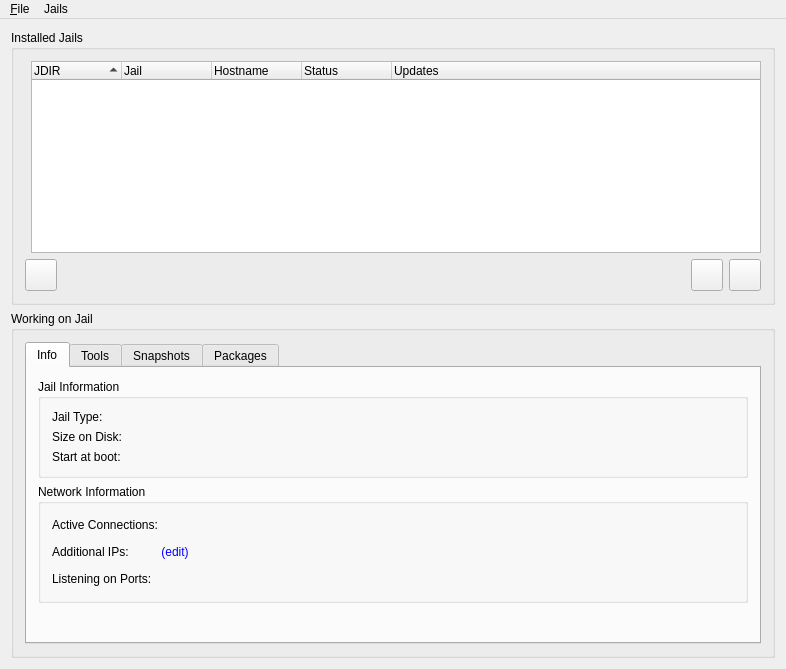
First picture: the form in src-qt4/warden-gui/dialogwarden.ui, repository trueos/pcbsd, before the edit.
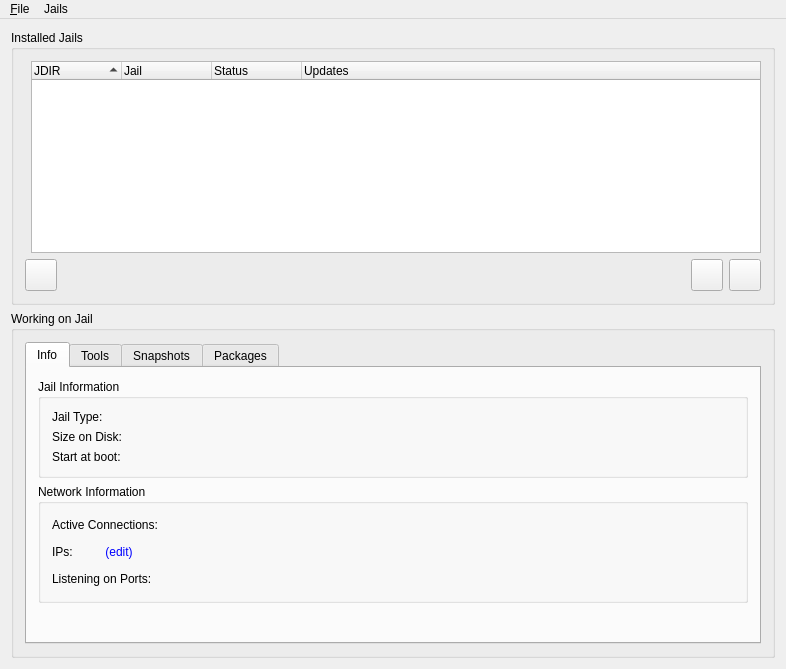
Second picture: the form after the edit. Icons and pictures are not drawn.

Diff of the .ui file:
```diff
--- a/src-qt4/warden-gui/dialogwarden.ui
+++ b/src-qt4/warden-gui/dialogwarden.ui
@@ -165,7 +165,7 @@
                   <item>
                    <widget class="QLabel" name="label_7">
                     <property name="text">
-                     <string>Additional IPs:</string>
+                     <string>IPs:</string>
                     </property>
                    </widget>
                   </item>
@@ -868,11 +868,6 @@
            <string notr="true">Jail</string>
           </property>
          </column>
-         <column>
-          <property name="text">
-           <string notr="true">Hostname</string>
-          </property>
-         </column>
          <column>
           <property name="text">
            <string notr="true">Status</string>
```
